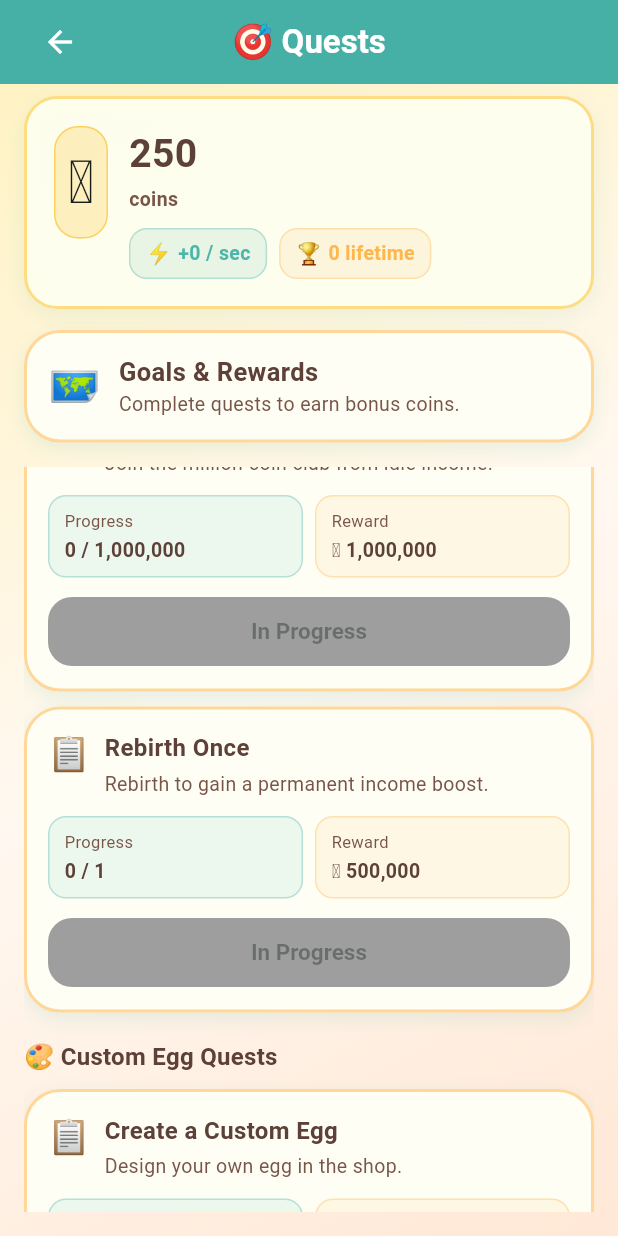
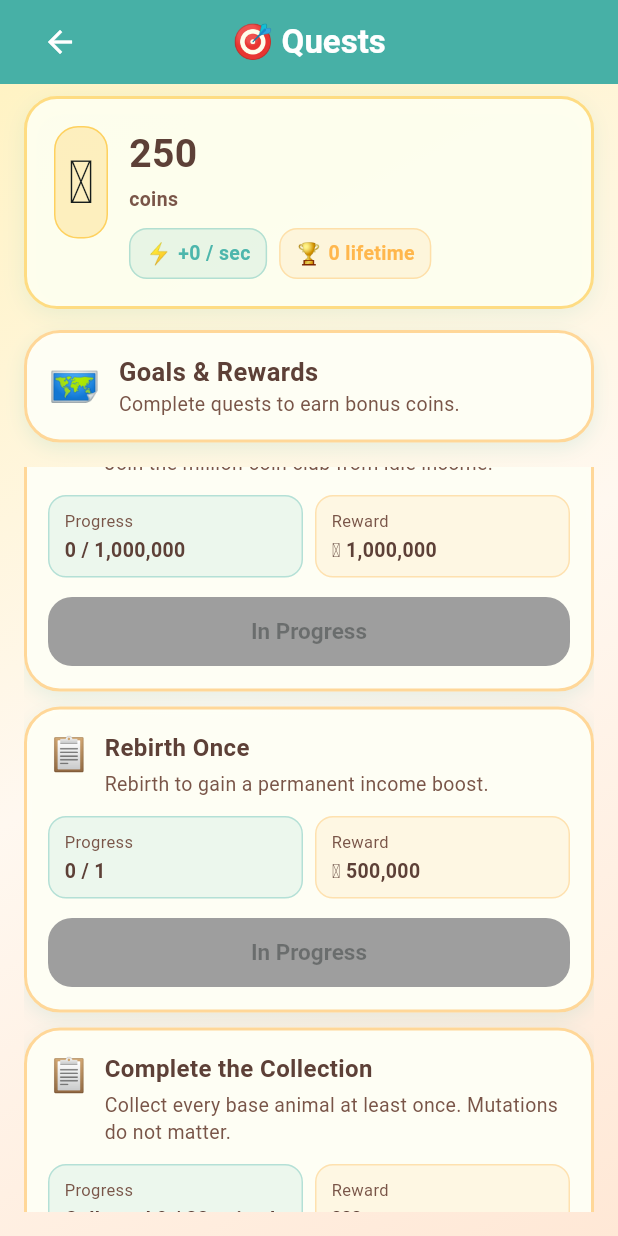
Before and after one commit to dezthegoat12345-beep/egg_hatchers, a Flutter app: the QuestsScreen screen opened directly with empty values, scrolled down 3456 dp, on a phone screen of 412 x 824 dp. Run offline on Flutter 3.47's test engine with Material 3 defaults, Android fonts, the phone set to English and light mode, and no system bars; our stand-ins replace shared_preferences; accounts and stored records are empty.

Commit message:
Add secret collection quest

```diff
--- a/lib/data/quest_data.dart
+++ b/lib/data/quest_data.dart
@@ -165,6 +165,18 @@ class QuestData {
       metric: QuestMetric.rebirthLevel,
       target: 1,
     ),
+    Quest(
+      id: 'late_complete_collection',
+      category: QuestCategory.lateGame,
+      title: 'Complete the Collection',
+      description:
+          'Collect every base animal at least once. Mutations do not matter.',
+      rewardCoins: 0,
+      rewardDisplayLabel: '???',
+      showsSecretHintOnClaim: true,
+      metric: QuestMetric.collectedBaseAnimals,
+      target: 33,
+    ),
 
     // Custom Egg Quests
     Quest(
--- a/lib/models/quest.dart
+++ b/lib/models/quest.dart
@@ -37,6 +37,7 @@ enum QuestMetric {
   luckLevel,
   lifetimeCoinsEarned,
   rebirthLevel,
+  collectedBaseAnimals,
 }
 
 /// A quest definition with stable id and reward.
@@ -50,6 +51,8 @@ class Quest {
     required this.metric,
     required this.target,
     this.requiresCustomEggCreated = false,
+    this.rewardDisplayLabel,
+    this.showsSecretHintOnClaim = false,
   });
 
   final String id;
@@ -62,6 +65,15 @@ class Quest {
 
   /// When true, the quest only completes after at least one custom egg exists.
   final bool requiresCustomEggCreated;
+
+  /// Optional reward text instead of a coin amount (e.g. "???").
+  final String? rewardDisplayLabel;
+
+  /// When true, claiming shows a secret hint dialog and grants no coins.
+  final bool showsSecretHintOnClaim;
+
+  bool get grantsCoinsOnClaim =>
+      !showsSecretHintOnClaim && rewardCoins > 0;
 
   String get categoryLabel {
     switch (category) {
--- a/lib/screens/developer_screen.dart
+++ b/lib/screens/developer_screen.dart
@@ -554,6 +554,15 @@ class _DeveloperScreenState extends State<DeveloperScreen> {
           ),
           const SizedBox(height: 12),
           _BigButton(
+            label: 'Collect All Animals',
+            color: DevToolsTheme.primaryDim,
+            onPressed: () {
+              game.devCollectAllAnimals();
+              _showMessage('Granted every missing base animal.');
+            },
+          ),
+          const SizedBox(height: 12),
+          _BigButton(
             label: 'Reset quest stats',
             color: DevToolsTheme.warning,
             onPressed: () {
--- /dev/null
+++ b/lib/utils/collection_quest_logic.dart
@@ -0,0 +1,28 @@
+import '../data/game_data.dart';
+import '../models/player_state.dart';
+import '../models/quest.dart';
+
+/// Collection quest helpers based on owned base animals.
+class CollectionQuestLogic {
+  CollectionQuestLogic._();
+
+  static int collectedBaseAnimalCount(PlayerState state) {
+    final ownedIds = state.ownedAnimals.map((owned) => owned.animalId).toSet();
+    var count = 0;
+    for (final animal in GameData.animals) {
+      if (ownedIds.contains(animal.id)) count++;
+    }
+    return count;
+  }
+
+  static int get totalBaseAnimalCount => GameData.animals.length;
+
+  static bool hasCollectedAllBaseAnimals(PlayerState state) {
+    return collectedBaseAnimalCount(state) >= totalBaseAnimalCount;
+  }
+
+  static String progressText(Quest quest, PlayerState state) {
+    final collected = collectedBaseAnimalCount(state);
+    return 'Collected $collected / ${quest.target} animals';
+  }
+}
--- a/lib/utils/quest_logic.dart
+++ b/lib/utils/quest_logic.dart
@@ -1,6 +1,7 @@
 import '../data/quest_data.dart';
 import '../models/player_state.dart';
 import '../models/quest.dart';
+import 'collection_quest_logic.dart';
 import 'format_utils.dart';
 
 /// Evaluates quest progress and status from player state.
@@ -50,6 +51,8 @@ class QuestLogic {
         return state.lifetimeCoinsEarned;
       case QuestMetric.rebirthLevel:
         return state.rebirthLevel;
+      case QuestMetric.collectedBaseAnimals:
+        return CollectionQuestLogic.collectedBaseAnimalCount(state);
     }
   }
 
@@ -78,6 +81,9 @@ class QuestLogic {
   }
 
   static String progressText(Quest quest, PlayerState state) {
+    if (quest.metric == QuestMetric.collectedBaseAnimals) {
+      return CollectionQuestLogic.progressText(quest, state);
+    }
     final current = currentValue(quest, state).clamp(0, quest.target);
     if (quest.metric == QuestMetric.lifetimeCoinsEarned) {
       return '${formatCoins(current)} / ${formatCoins(quest.target)}';
--- a/lib/widgets/quest_card.dart
+++ b/lib/widgets/quest_card.dart
@@ -95,7 +95,8 @@ class QuestCard extends StatelessWidget {
               const SizedBox(width: 8),
               _InfoChip(
                 label: 'Reward',
-                value: '🪙 ${formatCoins(quest.rewardCoins)}',
+                value: quest.rewardDisplayLabel ??
+                    '🪙 ${formatCoins(quest.rewardCoins)}',
                 theme: theme,
                 color: theme.secondaryColor,
               ),
```
Also changed, not shown: lib/screens/quests_screen.dart (+46 -1 lines), lib/services/game_service.dart (+33 -0 lines), 1 other file.
